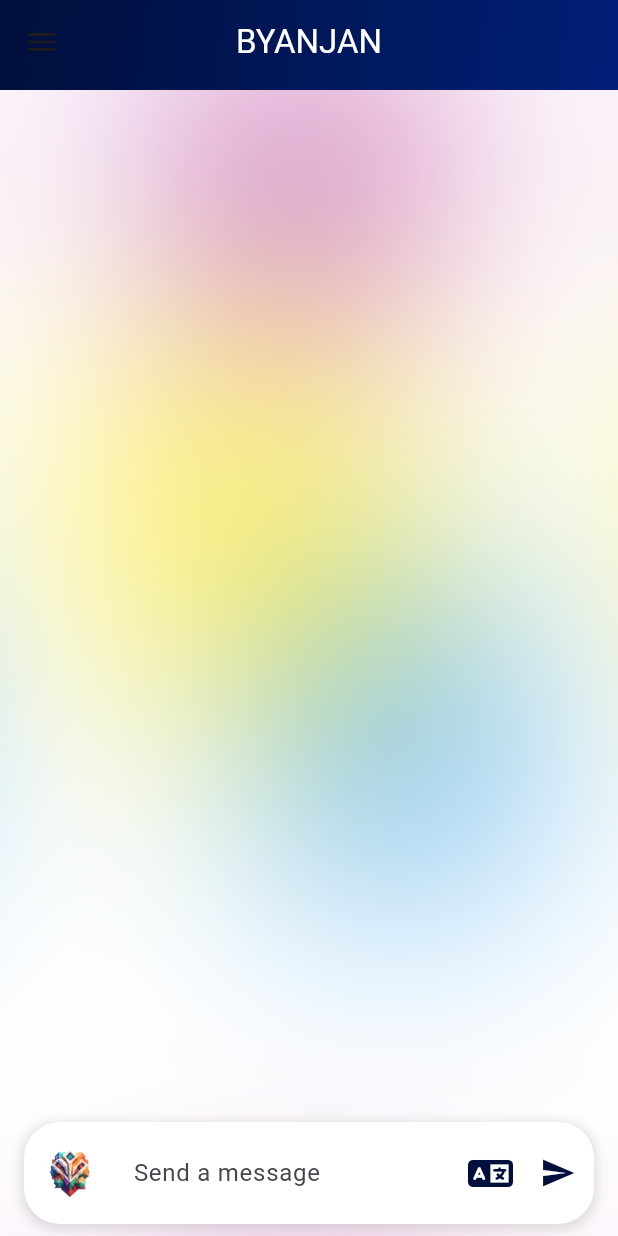
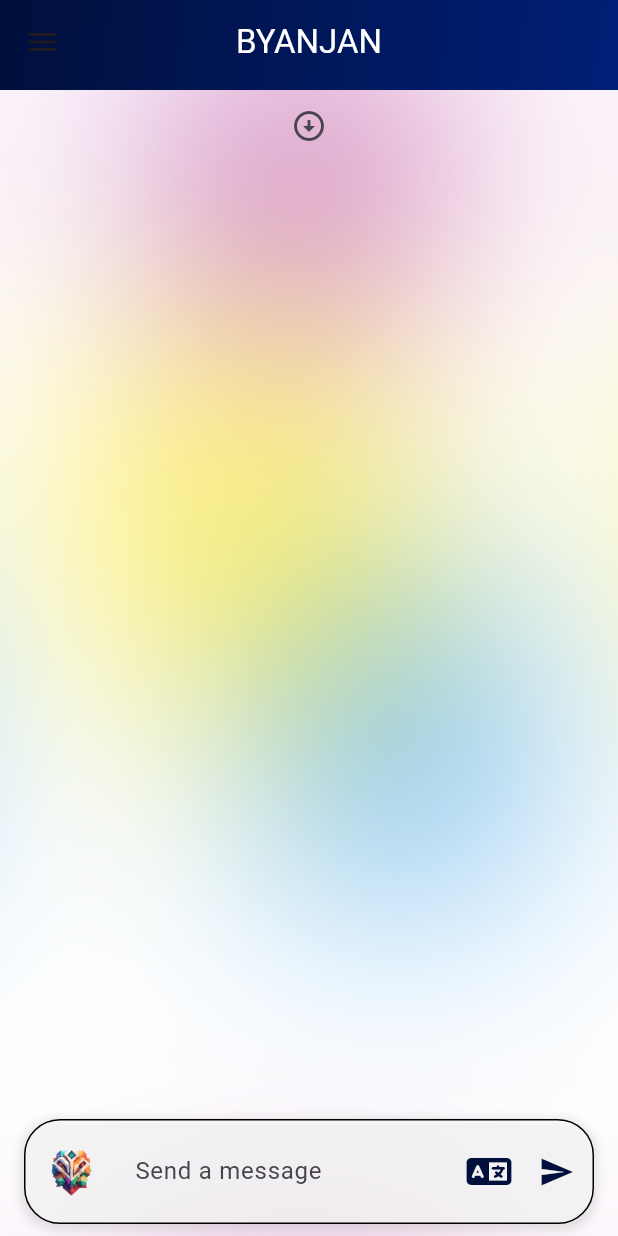
Before and after one commit to Baisalya/xonext, a Flutter app: the ChatScreen screen opened by its route, on a phone screen of 412 x 824 dp. Run offline on Flutter 3.47's test engine with Material 3 defaults, Android fonts, the phone set to English and light mode, and no system bars; our stand-ins replace dots_indicator, font_awesome_flutter, get.

Commit message:
scroll down added

```diff
--- a/lib/Pages/chat screen/ChatScreen.dart
+++ b/lib/Pages/chat screen/ChatScreen.dart
@@ -3,6 +3,7 @@
 import 'package:flutter/cupertino.dart';
 import 'package:flutter/material.dart';
 import 'package:font_awesome_flutter/font_awesome_flutter.dart';
+import 'package:xonext/utils/AppTheme.dart';
 import '../../utils/Customized/blurredcircular.dart';
 import '../appbar&drawer/appbar.dart';
 import 'Pages/BotMessage.dart';
@@ -17,7 +18,7 @@
   final TextEditingController _textController = TextEditingController();
   final List<Widget> _messages = <Widget>[];
   late TabController _tabController;
-
+  late ScrollController _scrollController; // Add this line
   void _handleSubmitted(String text) {
     _textController.clear();
 
@@ -40,6 +41,7 @@
   void initState() {
     super.initState();
     _tabController = TabController(length: 2, vsync: this); // Adjust the length as needed
+    _scrollController = ScrollController(); // Initialize the ScrollController
   }
 
   @override
@@ -56,6 +58,7 @@
               children: <Widget>[
                 Flexible(
                   child: ListView.builder(
+                    controller: _scrollController, // Attach the controller to the ListView
                     padding: EdgeInsets.all(8.0),
                     reverse: true,
                     itemCount: _messages.length,
@@ -71,6 +74,16 @@
               ],
             ),
           ),
+          Align(
+            alignment: Alignment.topCenter,
+              child: IconButton(
+                  onPressed: (){ _scrollController.animateTo(
+                    0.0,
+                    duration: Duration(milliseconds: 500),
+                    curve: Curves.easeInOut,
+                  );},
+                  icon: Icon(Icons.arrow_circle_down_sharp)))
+
         ],
       ),
     );
@@ -80,8 +93,9 @@
     return Container(
       margin: EdgeInsets.symmetric(horizontal: 16.0, vertical: 8.0),
       decoration: BoxDecoration(
-        color: Colors.white,
+        color: AppTheme.chatcomposer(context),
         borderRadius: BorderRadius.circular(24.0),
+        border: Border.all(color: AppTheme.borderColor(context)),
         boxShadow: [
           BoxShadow(
             color: Colors.grey.withOpacity(0.3),
--- a/lib/utils/AppTheme.dart
+++ b/lib/utils/AppTheme.dart
@@ -71,6 +71,11 @@
 
   static Tabselector(BuildContext context) =>
       Theme.of(context).brightness == Brightness.dark
-          ? Colors.white60 // Border color in dark mode
+          ? Colors.white60 //  color in dark mode
           : Colors.red;
+
+  static chatcomposer(BuildContext context) =>
+      Theme.of(context).brightness == Brightness.dark
+          ? Colors.black38 // color in dark mode
+          : Colors.white60;
 }
```
Also changed, not shown: lib/Pages/chat screen/Pages/UserMessage.dart (+10 -2 lines).
